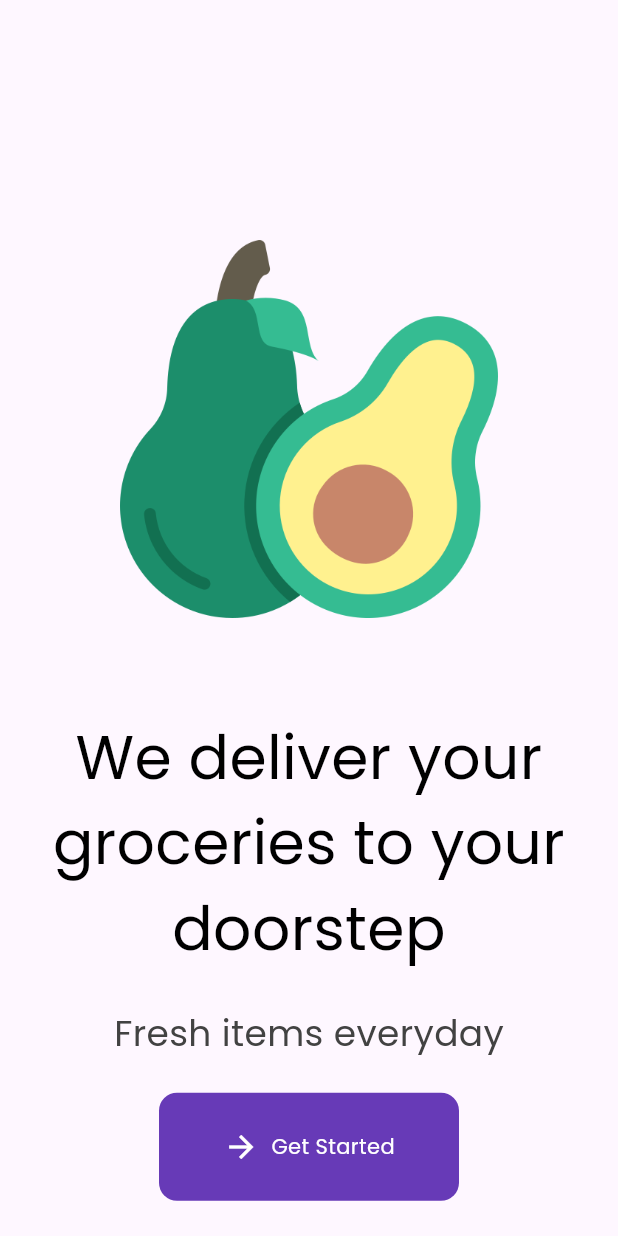
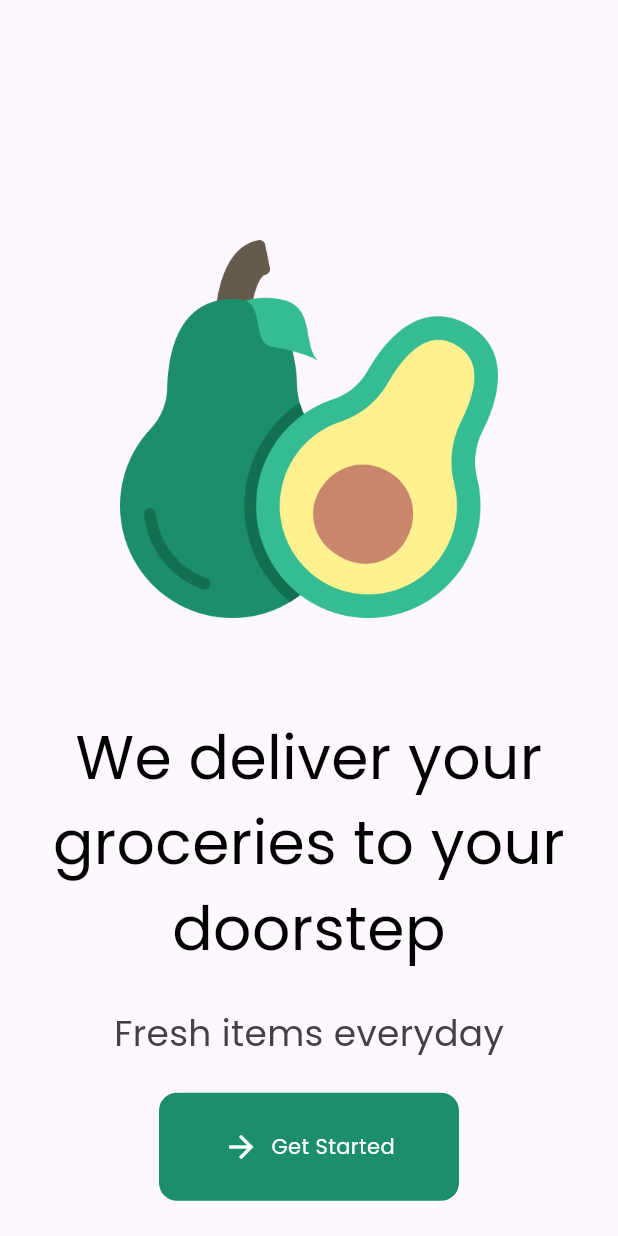
Before and after one commit to hollali/grocery_application, a Flutter app: the screen it shows after launch, on a phone screen of 412 x 824 dp. Run offline on Flutter 3.47's test engine with Material 3 defaults, Android fonts, the phone set to English and light mode, and no system bars.

Commit message:
Change SplashScreen background color to a new shade of green

```diff
--- a/lib/pages/splash_screen.dart
+++ b/lib/pages/splash_screen.dart
@@ -53,7 +53,7 @@ class SplashScreen extends StatelessWidget {
               width: 200,
               child: Container(
                 decoration: BoxDecoration(
-                  color: Colors.deepPurple,
+                  color: Color(0xFF1C8E6B),
                   borderRadius: BorderRadius.circular(12),
                 ),
                 padding: const EdgeInsets.all(24),
```
